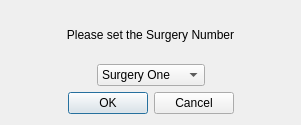
Qt form src/openmolar/qt-designer/surgeryNumber.ui (rowinggolfer/openmolar1) before a commit.
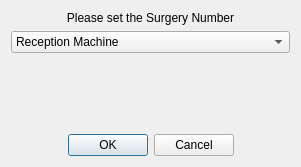
The same form after that commit. Icons and pictures are not drawn.

```diff
--- a/src/openmolar/qt-designer/surgeryNumber.ui
+++ b/src/openmolar/qt-designer/surgeryNumber.ui
@@ -1,12 +1,12 @@
 <ui version="4.0" >
  <class>Dialog</class>
- <widget class="QDialog" name="Dialog" >
-  <property name="geometry" >
+ <widget class="QDialog" name="Dialog">
+  <property name="geometry">
    <rect>
     <x>0</x>
     <y>0</y>
     <width>301</width>
-    <height>125</height>
+    <height>167</height>
    </rect>
   </property>
   <property name="windowTitle" >
@@ -16,10 +16,23 @@
    <iconset resource="../resources/resources.qrc" >
     <normaloff>:/logo.png</normaloff>:/logo.png</iconset>
   </property>
-  <layout class="QGridLayout" name="gridLayout" >
-   <item row="0" column="0" colspan="3" >
-    <widget class="QLabel" name="label" >
-     <property name="text" >
+  <layout class="QGridLayout" name="gridLayout">
+   <item row="3" column="0" colspan="3">
+    <widget class="QDialogButtonBox" name="buttonBox">
+     <property name="orientation">
+      <enum>Qt::Horizontal</enum>
+     </property>
+     <property name="standardButtons">
+      <set>QDialogButtonBox::Cancel|QDialogButtonBox::Ok</set>
+     </property>
+     <property name="centerButtons">
+      <bool>true</bool>
+     </property>
+    </widget>
+   </item>
+   <item row="0" column="0" colspan="3">
+    <widget class="QLabel" name="label">
+     <property name="text">
       <string>Please set the Surgery Number</string>
      </property>
      <property name="alignment" >
@@ -27,23 +40,28 @@
      </property>
     </widget>
    </item>
-   <item row="1" column="0" >
-    <spacer name="horizontalSpacer_2" >
-     <property name="orientation" >
-      <enum>Qt::Horizontal</enum>
+   <item row="2" column="1">
+    <spacer name="verticalSpacer">
+     <property name="orientation">
+      <enum>Qt::Vertical</enum>
      </property>
-     <property name="sizeHint" stdset="0" >
+     <property name="sizeHint" stdset="0">
       <size>
-       <width>76</width>
-       <height>20</height>
+       <width>20</width>
+       <height>40</height>
       </size>
      </property>
     </spacer>
    </item>
-   <item row="1" column="1" >
-    <widget class="QComboBox" name="comboBox" >
+   <item row="1" column="0" colspan="3">
+    <widget class="QComboBox" name="comboBox">
      <item>
-      <property name="text" >
+      <property name="text">
+       <string>Reception Machine</string>
+      </property>
+     </item>
+     <item>
+      <property name="text">
        <string>Surgery One</string>
       </property>
      </item>
@@ -57,32 +75,21 @@
        <string>Surgery Three</string>
       </property>
      </item>
-    </widget>
-   </item>
-   <item row="1" column="2" >
-    <spacer name="horizontalSpacer" >
-     <property name="orientation" >
-      <enum>Qt::Horizontal</enum>
-     </property>
-     <property name="sizeHint" stdset="0" >
-      <size>
-       <width>75</width>
-       <height>20</height>
-      </size>
-     </property>
-    </spacer>
-   </item>
-   <item row="2" column="0" colspan="3" >
-    <widget class="QDialogButtonBox" name="buttonBox" >
-     <property name="orientation" >
-      <enum>Qt::Horizontal</enum>
-     </property>
-     <property name="standardButtons" >
-      <set>QDialogButtonBox::Cancel|QDialogButtonBox::Ok</set>
-     </property>
-     <property name="centerButtons" >
-      <bool>true</bool>
-     </property>
+     <item>
+      <property name="text">
+       <string>Surgery Four</string>
+      </property>
+     </item>
+     <item>
+      <property name="text">
+       <string>Surgery Five</string>
+      </property>
+     </item>
+     <item>
+      <property name="text">
+       <string>Surgery Six</string>
+      </property>
+     </item>
     </widget>
    </item>
   </layout>
```
Left out of the diff: 25 changed lines with no effect on the pictures.
